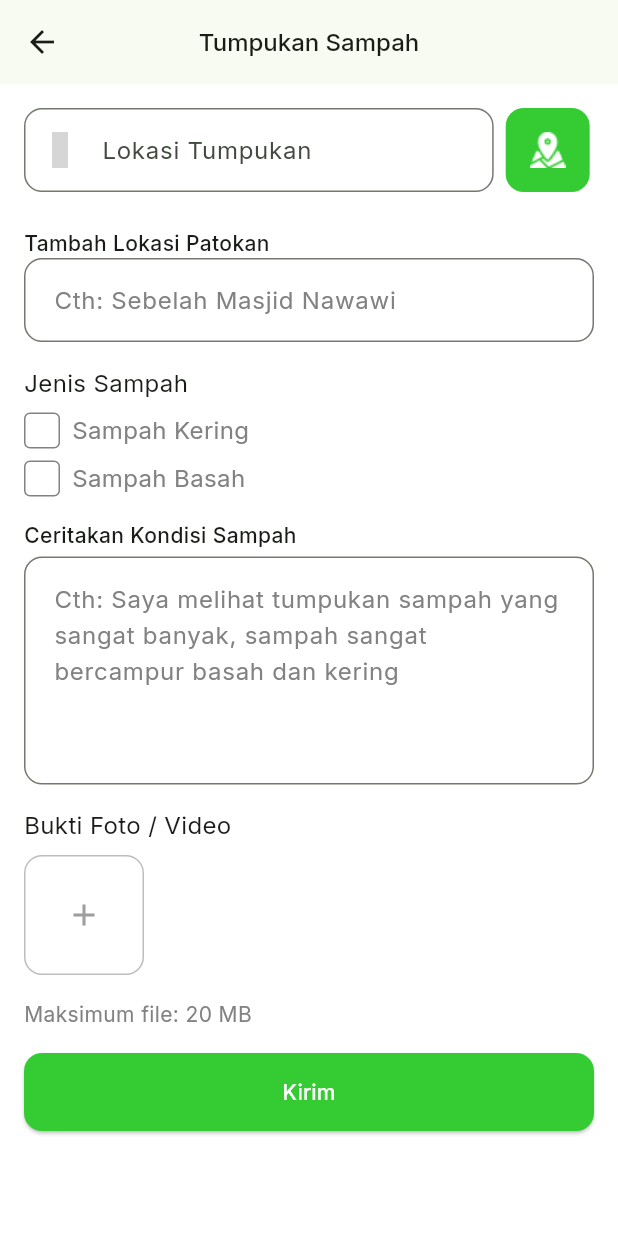
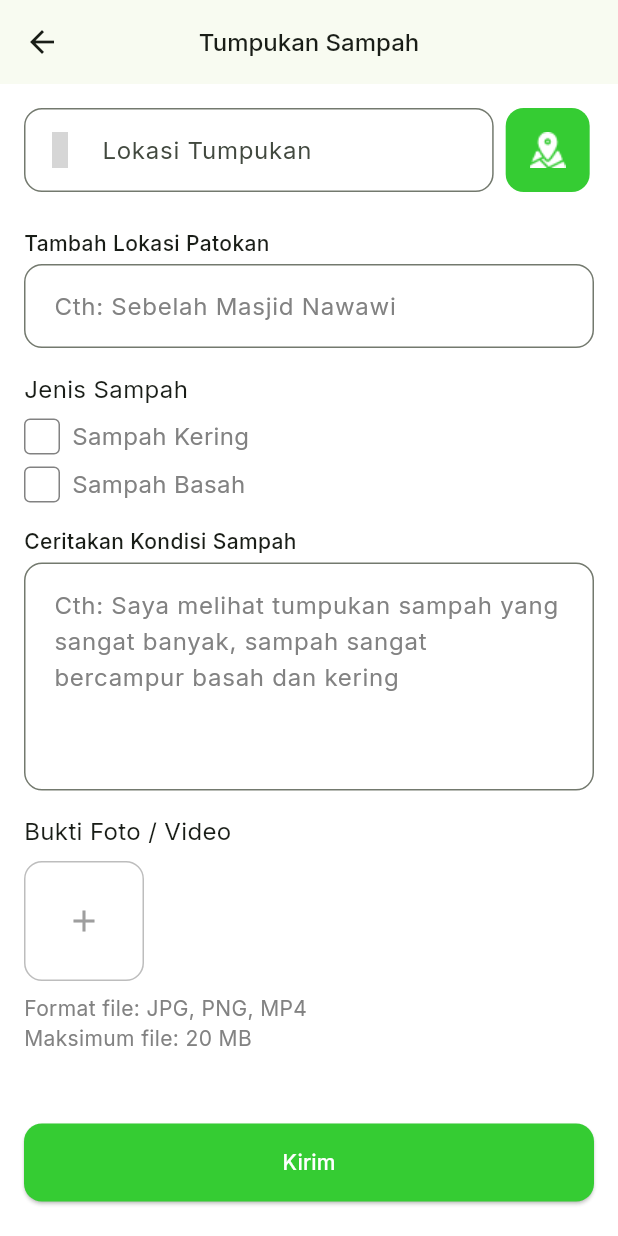
Before and after one commit to RecyThing/RecyThing-Mobile, a Flutter app: the ReportRubbishScreen screen opened by its route, on a phone screen of 412 x 824 dp. Run offline on Flutter 3.47's test engine with Material 2 defaults, Android fonts, the phone set to English and light mode, and no system bars; our stand-ins replace carousel_slider, dots_indicator, easy_stepper, flutter_svg, geocoding, geolocator and 7 more; missing offline and left inert: avatar_stack, dashed_line; project files that could hold a hidden picture were left out; grey boxes are pictures that could not be loaded.

Commit message:
Update report_rubbish_screen.dart

```diff
--- a/recything_mobile/lib/screens/report/report-rubbish/report_rubbish_screen.dart
+++ b/recything_mobile/lib/screens/report/report-rubbish/report_rubbish_screen.dart
@@ -6,7 +6,6 @@ import 'package:recything_mobile/screens/report/report-rubbish/detail_riwayat_pe
 import 'package:recything_mobile/screens/report/widget/add_media_button.dart';
 import 'package:recything_mobile/screens/report/widget/checkbox_report.dart';
 import 'package:recything_mobile/screens/report/widget/text_field_report.dart';
-
 
 class ReportRubbishScreen extends StatefulWidget {
   final String? locationAddress;
@@ -99,6 +98,9 @@ class _ReportRubbishScreenState extends State<ReportRubbishScreen> {
                     'Tambah Lokasi Patokan',
                     style: ThemeFont.bodySmallMedium,
                   ),
+                  const SizedBox(
+                    height: 4,
+                  ),
                   TextFieldReport(
                     hinttext: 'Cth: Sebelah Masjid Nawawi',
                     hintStyle: ThemeFont.bodySmallMedium.copyWith(
@@ -178,7 +180,12 @@ class _ReportRubbishScreenState extends State<ReportRubbishScreen> {
                     ],
                   ),
                   const SizedBox(
-                    height: 16,
+                    height: 8,
+                  ),
+                  Text(
+                    'Format file: JPG, PNG, MP4',
+                    style: ThemeFont.bodySmallRegular.copyWith(
+                        color: Pallete.dark3, fontWeight: FontWeight.w400),
                   ),
                   Text(
                     'Maksimum file: 20 MB',
@@ -186,7 +193,7 @@ class _ReportRubbishScreenState extends State<ReportRubbishScreen> {
                         color: Pallete.dark3, fontWeight: FontWeight.w400),
                   ),
                   const SizedBox(
-                    height: 16,
+                    height: 47,
                   ),
                   Align(
                     alignment: Alignment.center,
```
